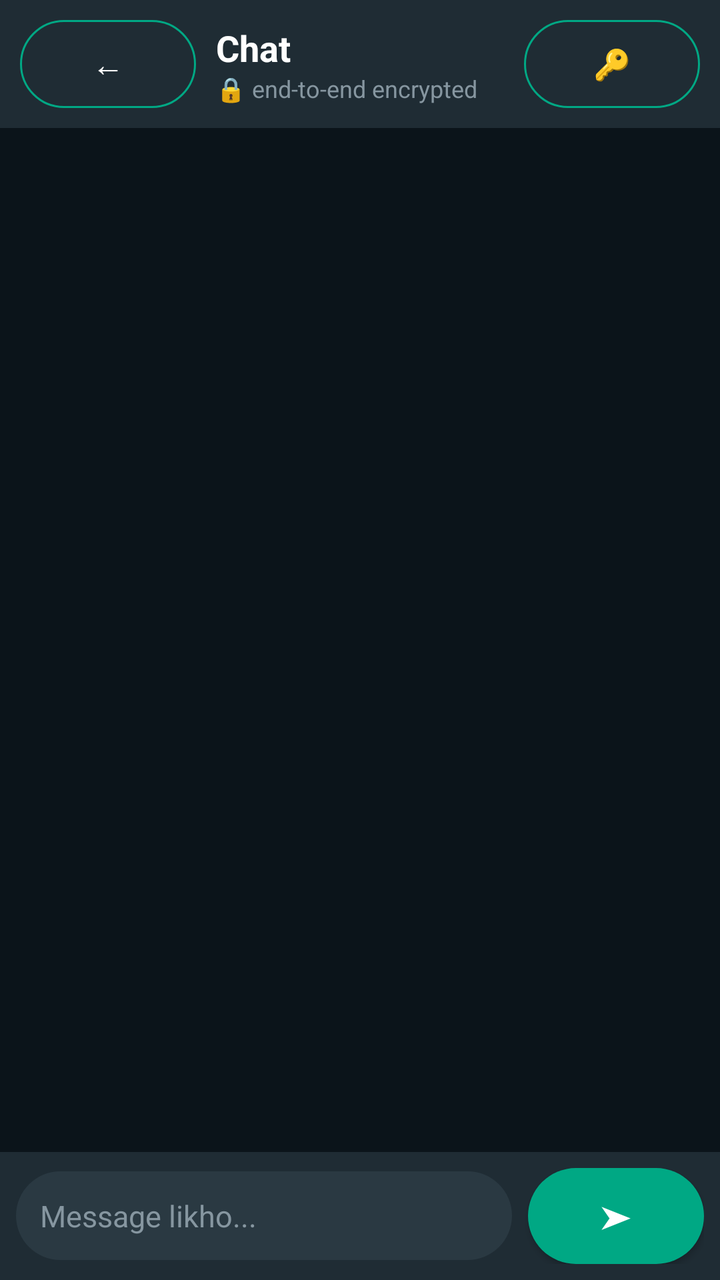
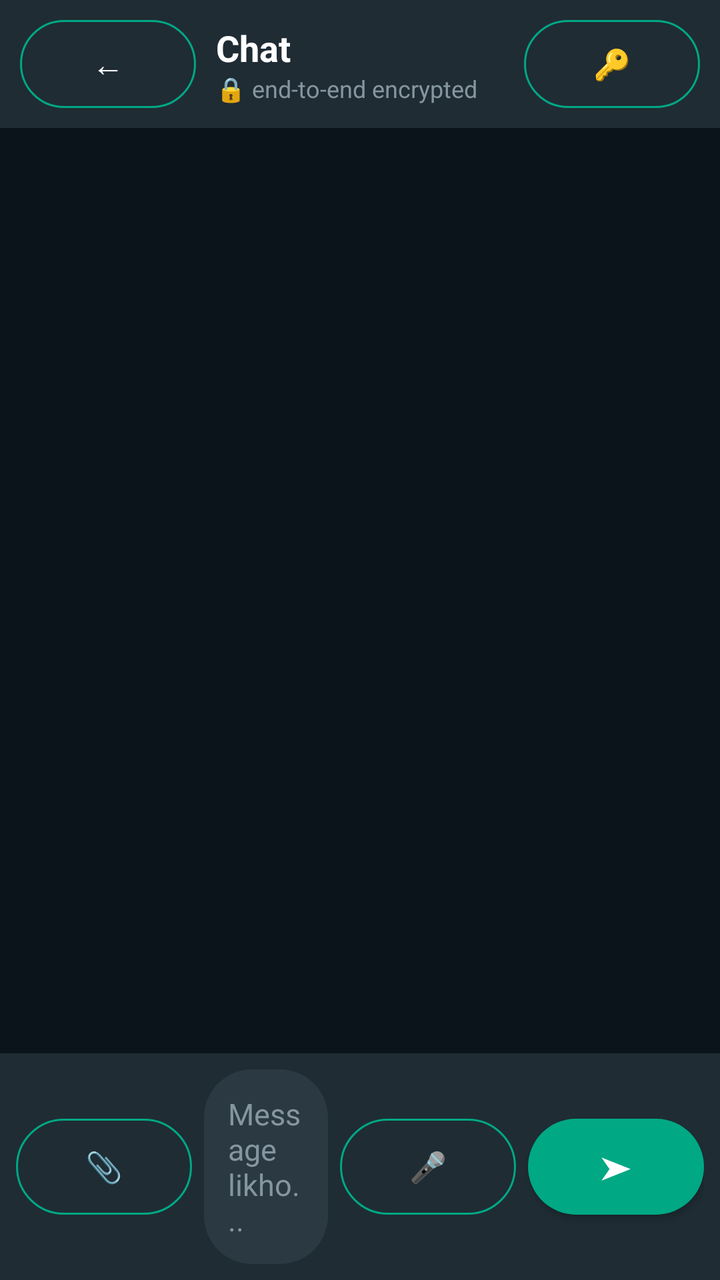

Two renders of the same Android screen: before a commit and after it. Below are the layout's source before the change and the commit's diff.
<!-- AndroidManifest.xml: application theme android:Theme.Material.NoActionBar -->
<!-- res/layout/activity_chat.xml -->
<?xml version="1.0" encoding="utf-8"?>
<LinearLayout xmlns:android="http://schemas.android.com/apk/res/android"
    android:layout_width="match_parent" android:layout_height="match_parent"
    android:background="@drawable/bg_app" android:orientation="vertical">

    <LinearLayout
        android:layout_width="match_parent" android:layout_height="wrap_content"
        android:background="@drawable/bg_header" android:gravity="center_vertical"
        android:orientation="horizontal" android:padding="10dp">

        <Button
            android:id="@+id/btnBack"
            android:layout_width="wrap_content" android:layout_height="44dp"
            android:background="@drawable/bg_btn_ghost" android:paddingLeft="12dp"
            android:paddingRight="12dp" android:text="←"
            android:textColor="#FFFFFF" android:textSize="16sp" />

        <LinearLayout
            android:layout_width="0dp" android:layout_height="wrap_content"
            android:layout_marginLeft="10dp" android:layout_weight="1"
            android:orientation="vertical">
            <TextView
                android:id="@+id/tvChatTitle"
                android:layout_width="match_parent" android:layout_height="wrap_content"
                android:text="Chat" android:textColor="#FFFFFF"
                android:textSize="18sp" android:textStyle="bold" />
            <TextView
                android:id="@+id/tvChatSub"
                android:layout_width="match_parent" android:layout_height="wrap_content"
                android:text="🔒 end-to-end encrypted" android:textColor="#8696A0"
                android:textSize="12sp" />
        </LinearLayout>

        <Button
            android:id="@+id/btnSafety"
            android:layout_width="wrap_content" android:layout_height="44dp"
            android:background="@drawable/bg_btn_ghost" android:paddingLeft="12dp"
            android:paddingRight="12dp" android:text="🔑"
            android:textColor="#FFFFFF" android:textSize="15sp" />
    </LinearLayout>

    <ScrollView
        android:id="@+id/chatScroll"
        android:layout_width="match_parent" android:layout_height="0dp"
        android:layout_weight="1">
        <LinearLayout
            android:id="@+id/msgList"
            android:layout_width="match_parent" android:layout_height="wrap_content"
            android:orientation="vertical" android:padding="12dp" />
    </ScrollView>

    <LinearLayout
        android:layout_width="match_parent" android:layout_height="wrap_content"
        android:background="@drawable/bg_header" android:gravity="center_vertical"
        android:orientation="horizontal" android:padding="8dp">

        <EditText
            android:id="@+id/etMessage"
            android:layout_width="0dp" android:layout_height="wrap_content"
            android:layout_weight="1" android:background="@drawable/bg_input"
            android:hint="Message likho..." android:inputType="textMultiLine"
            android:maxLines="4" android:padding="12dp" android:textColor="#FFFFFF"
            android:textColorHint="#8696A0" android:textSize="15sp" />

        <Button
            android:id="@+id/btnSend"
            android:layout_width="wrap_content" android:layout_height="48dp"
            android:layout_marginLeft="8dp" android:background="@drawable/bg_btn_teal"
            android:paddingLeft="18dp" android:paddingRight="18dp" android:text="➤"
            android:textColor="#FFFFFF" android:textSize="16sp" />
    </LinearLayout>
</LinearLayout>
<!-- resources referenced by this layout -->
<resources>
  <!-- drawable bg_app (drawable) -->
  <?xml version="1.0" encoding="utf-8"?>
  <shape xmlns:android="http://schemas.android.com/apk/res/android" android:shape="rectangle">
      <solid android:color="#0B141A" />
  </shape>
  <!-- drawable bg_btn_ghost (drawable) -->
  <?xml version="1.0" encoding="utf-8"?>
  <shape xmlns:android="http://schemas.android.com/apk/res/android" android:shape="rectangle">
      <corners android:radius="24dp" />
      <stroke android:width="1dp" android:color="#00A884" />
      <solid android:color="#00000000" />
  </shape>
  <!-- drawable bg_btn_teal (drawable) -->
  <?xml version="1.0" encoding="utf-8"?>
  <shape xmlns:android="http://schemas.android.com/apk/res/android" android:shape="rectangle">
      <corners android:radius="24dp" />
      <solid android:color="#00A884" />
  </shape>
  <!-- drawable bg_header (drawable) -->
  <?xml version="1.0" encoding="utf-8"?>
  <shape xmlns:android="http://schemas.android.com/apk/res/android" android:shape="rectangle">
      <solid android:color="#1F2C34" />
  </shape>
  <!-- drawable bg_input (drawable) -->
  <?xml version="1.0" encoding="utf-8"?>
  <shape xmlns:android="http://schemas.android.com/apk/res/android" android:shape="rectangle">
      <corners android:radius="24dp" />
      <solid android:color="#2A3942" />
  </shape>
</resources>

<!-- the commit's change to res/layout/activity_chat.xml (unified diff, before → after) -->
@@ -50,23 +50,61 @@
     </ScrollView>
 
     <LinearLayout
+        android:id="@+id/recordBar"
+        android:layout_width="match_parent" android:layout_height="wrap_content"
+        android:background="@drawable/bg_header" android:gravity="center_vertical"
+        android:orientation="horizontal" android:padding="10dp" android:visibility="gone">
+        <TextView
+            android:id="@+id/tvRecTime"
+            android:layout_width="0dp" android:layout_height="wrap_content"
+            android:layout_weight="1" android:text="● 0:00"
+            android:textColor="#F44336" android:textSize="16sp" />
+        <Button
+            android:id="@+id/btnRecCancel"
+            android:layout_width="wrap_content" android:layout_height="44dp"
+            android:background="@drawable/bg_btn_ghost" android:text="Cancel"
+            android:textColor="#FFFFFF" android:textSize="14sp" />
+        <Button
+            android:id="@+id/btnRecSend"
+            android:layout_width="wrap_content" android:layout_height="44dp"
+            android:layout_marginLeft="8dp" android:background="@drawable/bg_btn_teal"
+            android:text="Bhejo ➤" android:textColor="#FFFFFF" android:textSize="14sp" />
+    </LinearLayout>
+
+    <LinearLayout
+        android:id="@+id/inputBar"
         android:layout_width="match_parent" android:layout_height="wrap_content"
         android:background="@drawable/bg_header" android:gravity="center_vertical"
         android:orientation="horizontal" android:padding="8dp">
 
+        <Button
+            android:id="@+id/btnAttach"
+            android:layout_width="wrap_content" android:layout_height="48dp"
+            android:background="@drawable/bg_btn_ghost" android:paddingLeft="12dp"
+            android:paddingRight="12dp" android:text="📎"
+            android:textColor="#FFFFFF" android:textSize="15sp" />
+
         <EditText
             android:id="@+id/etMessage"
             android:layout_width="0dp" android:layout_height="wrap_content"
-            android:layout_weight="1" android:background="@drawable/bg_input"
+            android:layout_marginLeft="6dp" android:layout_weight="1"
+            android:background="@drawable/bg_input"
             android:hint="Message likho..." android:inputType="textMultiLine"
             android:maxLines="4" android:padding="12dp" android:textColor="#FFFFFF"
             android:textColorHint="#8696A0" android:textSize="15sp" />
 
         <Button
+            android:id="@+id/btnMic"
+            android:layout_width="wrap_content" android:layout_height="48dp"
+            android:layout_marginLeft="6dp" android:background="@drawable/bg_btn_ghost"
+            android:paddingLeft="13dp" android:paddingRight="13dp" android:text="🎤"
+            android:textColor="#FFFFFF" android:textSize="15sp" />
+
+        <Button
             android:id="@+id/btnSend"
             android:layout_width="wrap_content" android:layout_height="48dp"
-            android:layout_marginLeft="8dp" android:background="@drawable/bg_btn_teal"
-            android:paddingLeft="18dp" android:paddingRight="18dp" android:text="➤"
+            android:layout_marginLeft="6dp" android:background="@drawable/bg_btn_teal"
+            android:paddingLeft="16dp" android:paddingRight="16dp" android:text="➤"
             android:textColor="#FFFFFF" android:textSize="16sp" />
     </LinearLayout>
 </LinearLayout>
